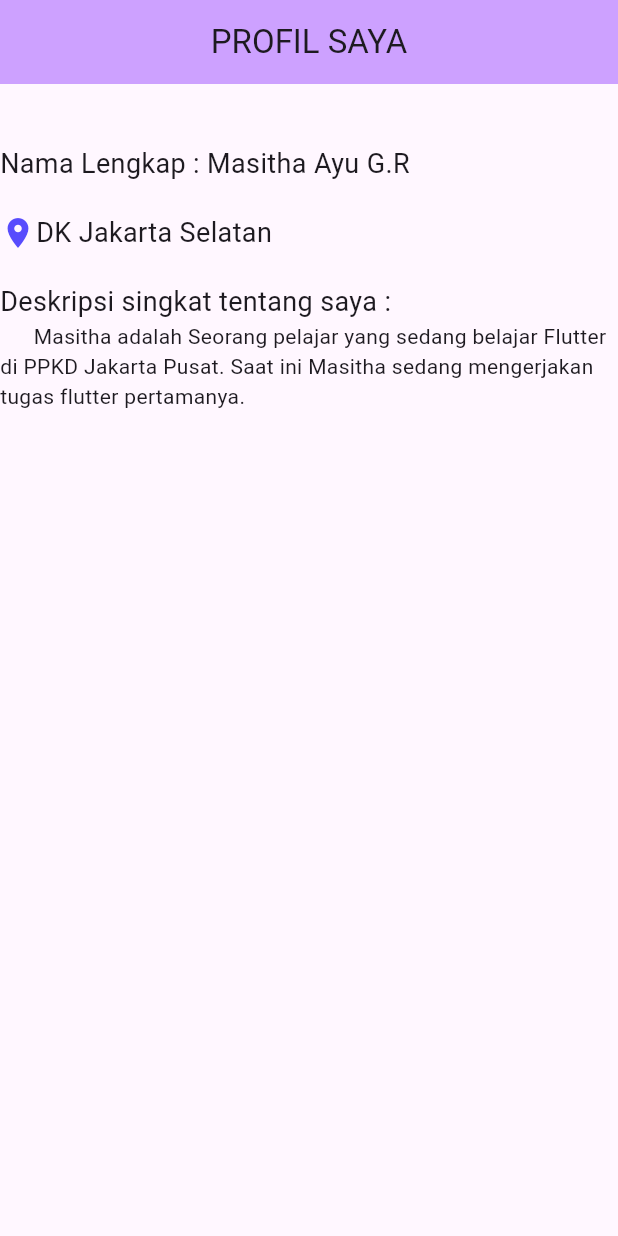
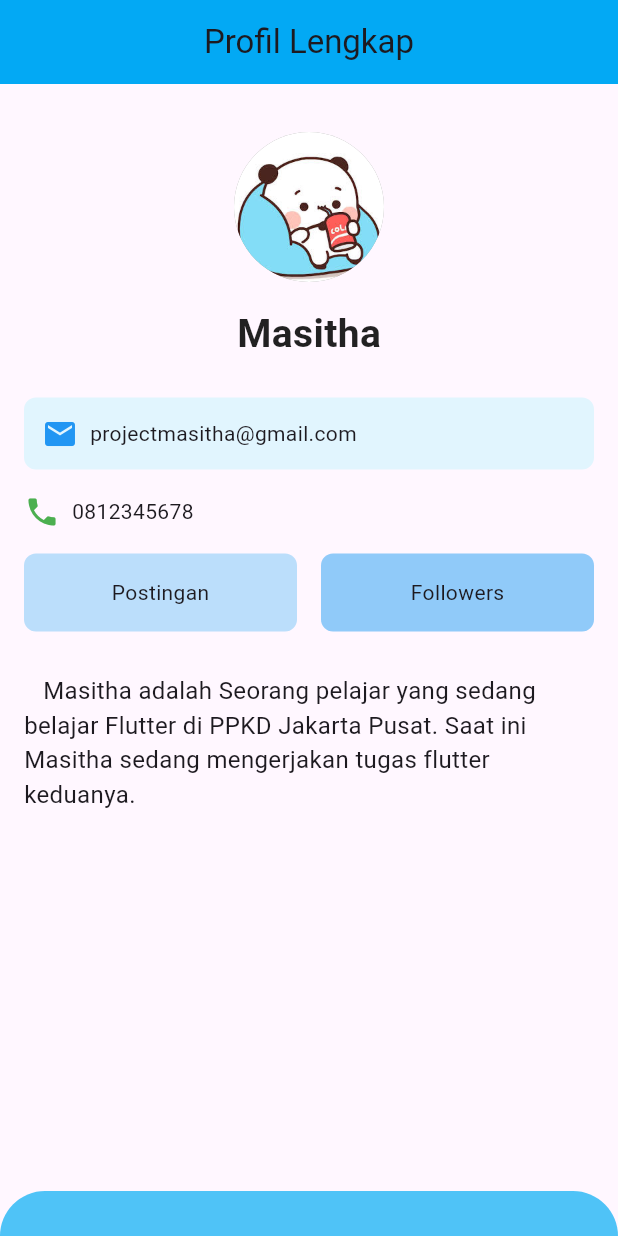
Before and after one commit to masithagaluh27/PPKD-Masitha-Flutter, a Flutter app: the screen it shows after launch, on a phone screen of 412 x 824 dp. Run offline on Flutter 3.47's test engine with Material 3 defaults, Android fonts, the phone set to English and light mode, and no system bars.

Commit message:
tugas 2 flutter

```diff
--- a/ppkd_flutter_masitha/lib/main.dart
+++ b/ppkd_flutter_masitha/lib/main.dart
@@ -1,6 +1,8 @@
 import 'package:flutter/material.dart';
 // import 'package:ppkd_flutter_masitha/meet_1/meet_1.dart';
-import 'package:ppkd_flutter_masitha/meet_1/tugas_1_flutter.dart';
+// import 'package:ppkd_flutter_masitha/meet_1/tugas_1_flutter.dart';
+import 'package:ppkd_flutter_masitha/meet_2/tugas_2_flutter.dart' as tugas2;
+// import 'package:ppkd_flutter_masitha/meet_2/contoh.dart';
 // import 'package:ppkd_flutter_masitha/meet_2/meet_2.dart';
 
 void main() {
@@ -13,12 +15,12 @@ class MyApp extends StatelessWidget {
   // This widget is the root of your application.
   @override
   Widget build(BuildContext context) {
-    return MaterialApp(
+    return MaterialApp( debugShowCheckedModeBanner: false,
       title: 'Tugas 1 Flutter', // nama aplikasi
       theme: ThemeData(
         colorScheme: ColorScheme.fromSeed(seedColor: const Color.fromARGB(255, 210, 171, 255)),
       ),
-      home: const Tugas1Flutter(),
+      home: const tugas2.Tugas2Flutter(),
     );
   }
 }
--- a/ppkd_flutter_masitha/lib/meet_2/meet_2.dart
+++ b/ppkd_flutter_masitha/lib/meet_2/meet_2.dart
@@ -6,7 +6,8 @@ class MeetDua extends StatelessWidget {
   @override
   Widget build(BuildContext context) {
     return Scaffold(
-      appBar: AppBar(backgroundColor: Colors.amber, title: Text("Meet Dua")),
+      appBar: AppBar(
+        backgroundColor: Colors.amber, title: Text("Meet Dua")),
       body: Column(
         children: [
           //Materi SizedBox
--- /dev/null
+++ b/ppkd_flutter_masitha/lib/meet_2/tugas_2_flutter.dart
@@ -0,0 +1,134 @@
+import 'package:flutter/material.dart';
+// import 'package:flutter/rendering.dart';
+
+class  Tugas2Flutter extends StatelessWidget {
+  const Tugas2Flutter({super.key});
+
+@override
+Widget build(BuildContext context) {
+  return Scaffold(
+    appBar: AppBar(
+      backgroundColor: Colors.lightBlue,
+      centerTitle: true,
+      title: const Text('Profil Lengkap'),
+    ),
+    body: Column(
+      crossAxisAlignment: CrossAxisAlignment.start,
+      children: [
+        // Lingkaran Foto Profil
+        const Center(
+          child: Padding(
+            padding: EdgeInsets.only(top: 32),
+            child: CircleAvatar(
+              radius: 50,
+              backgroundImage: AssetImage('assets/image/images.jpeg'),
+              backgroundColor: Colors.grey,
+            ),
+          ),
+        ),
+
+        // Baris 1 - Nama
+        const Center(
+          child: Padding(
+            padding: EdgeInsets.symmetric(vertical: 16),
+            child: Text(
+              'Masitha',
+              style: TextStyle(
+                fontSize: 26,
+                fontWeight: FontWeight.bold,
+                color: Colors.black87,
+              ),
+            ),
+          ),
+        ),
+
+        // Baris 2 - Email
+        Padding(
+          padding: const EdgeInsets.symmetric(horizontal: 16, vertical: 8),
+          child: Container(
+            padding: const EdgeInsets.all(12),
+            decoration: BoxDecoration(
+              color: Colors.lightBlue.shade50,
+              borderRadius: BorderRadius.circular(8),
+            ),
+            child: Row(
+              children: const [
+                Icon(Icons.email, color: Colors.blue),
+                SizedBox(width: 8),
+                Text('projectmasitha@gmail.com'),
+              ],
+            ),
+          ),
+        ),
+
+        // Baris 3 - Nomor Telepon
+        Padding(
+          padding: const EdgeInsets.symmetric(horizontal: 16, vertical: 8),
+          child: Row(
+            children: const [
+              Icon(Icons.phone, color: Colors.green),
+              SizedBox(width: 8),
+              Text('0812345678'),
+              Spacer(),
+            ],
+          ),
+        ),
+
+        // Baris 4 - Postingan & Followers
+        Padding(
+          padding: const EdgeInsets.symmetric(horizontal: 16, vertical: 8),
+          child: Row(
+            children: [
+              Expanded(
+                child: Container(
+                  padding: const EdgeInsets.all(16),
+                  decoration: BoxDecoration(
+                    color: Colors.blue[100],
+                    borderRadius: BorderRadius.circular(8),
+                  ),
+                  child: const Center(child: Text('Postingan')),
+                ),
+              ),
+              const SizedBox(width: 16),
+              Expanded(
+                child: Container(
+                  padding: const EdgeInsets.all(16),
+                  decoration: BoxDecoration(
+                    color: Colors.blue[200],
+                    borderRadius: BorderRadius.circular(8),
+                  ),
+                  child: const Center(child: Text('Followers')),
+                ),
+              ),
+            ],
+          ),
+        ),
+
+        // Baris 5 - Deskripsi Profil
+        const SizedBox(height: 20),
+        const Padding(
+          padding: EdgeInsets.symmetric(horizontal: 16),
+          child: Text(
+            '   Masitha adalah Seorang pelajar yang sedang belajar Flutter di PPKD Jakarta Pusat. Saat ini Masitha sedang mengerjakan tugas flutter keduanya.',
+            style: TextStyle(fontSize: 16),
+          ),
+        ),
+
+        const Spacer(),
+
+        // Baris 6 - Hiasan Visual
+        Container(
+          height: 30,
+          decoration: BoxDecoration(
+            color: Colors.lightBlue.shade300,
+            borderRadius: const BorderRadius.only(
+              topLeft: Radius.circular(30),
+              topRight: Radius.circular(30),
+            ),
+          ),
+        ),
+      ],
+    ),
+  );
+}
+}
--- a/ppkd_flutter_masitha/pubspec.yaml
+++ b/ppkd_flutter_masitha/pubspec.yaml
@@ -58,9 +58,9 @@ flutter:
   uses-material-design: true
 
   # To add assets to your application, add an assets section, like this:
-  # assets:
-  #   - images/a_dot_burr.jpeg
-  #   - images/a_dot_ham.jpeg
+  assets:
+    - assets/image/images.jpeg
+    # - images/a_dot_ham.jpeg
 
   # An image asset can refer to one or more resolution-specific "variants", see
   # https://flutter.dev/to/resolution-aware-images
```
Also changed, not shown: ppkd_flutter_masitha/lib/meet_2/contoh.dart (added, +116 -0 lines), ppkd_flutter_masitha/assets/image/images.jpeg (added).
